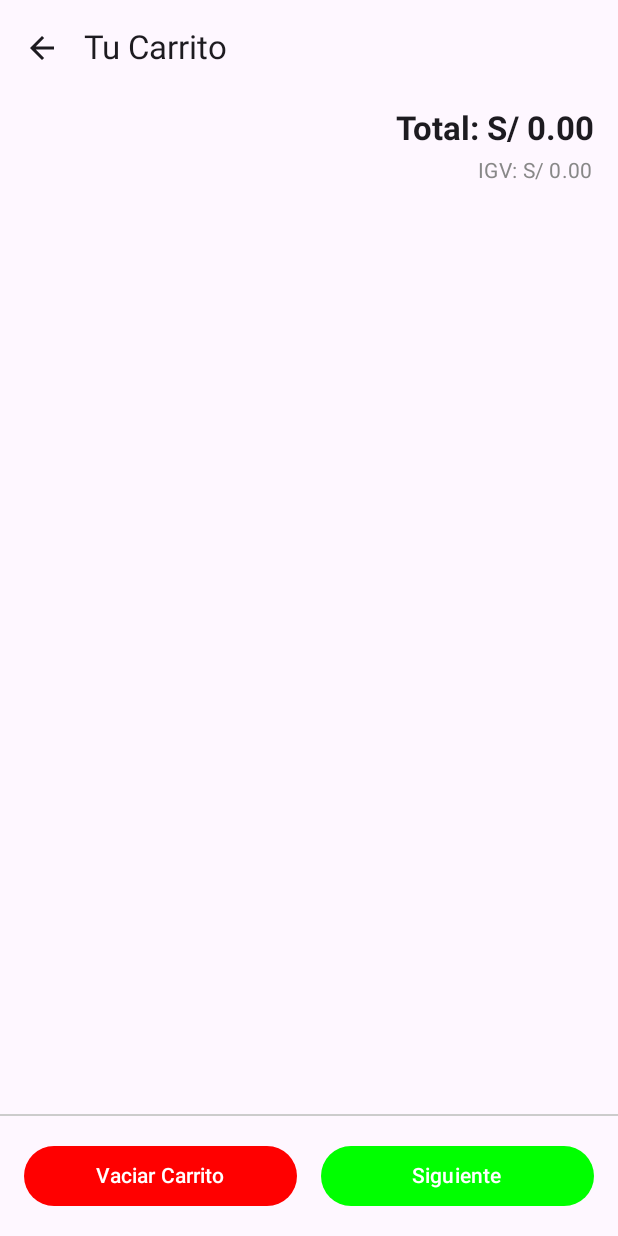
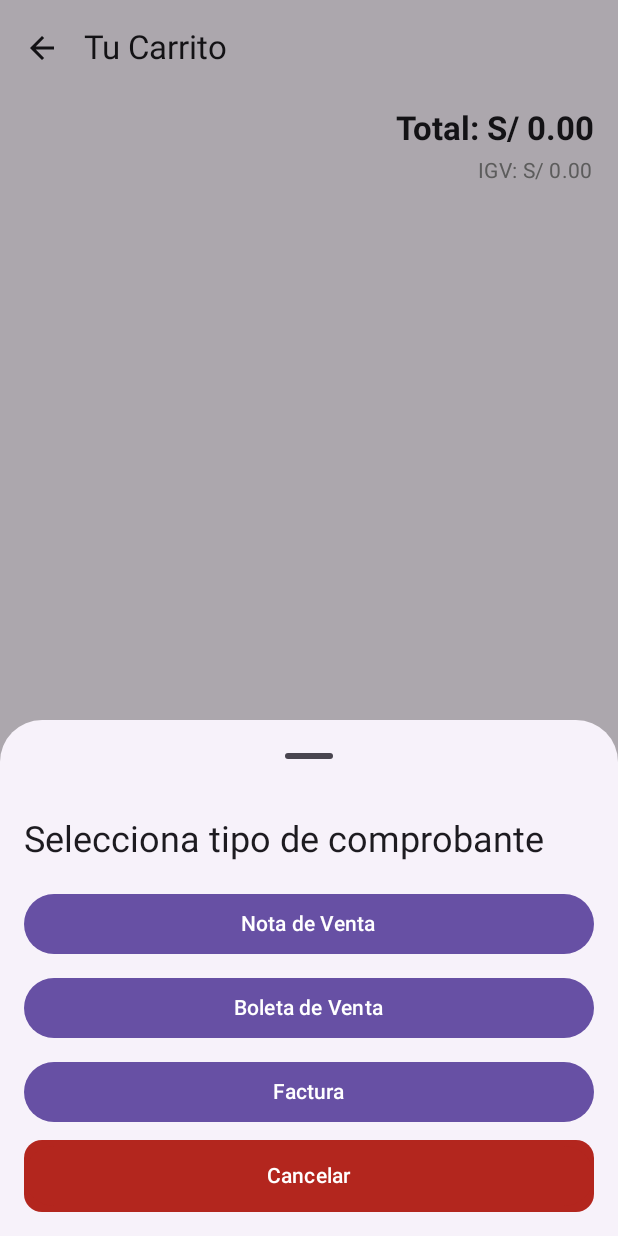
Before and after one commit to leutamo/laravel-pos-android, an Android app built with Jetpack Compose: the CartScreen screen opened through its navigation route, after a tap on "Siguiente", on a phone screen of 412 x 824 dp. Run offline under Robolectric (Android 15) with nearby library versions, the phone set to English and light mode, and no system bars; our stand-ins replace Dagger/Hilt's generated code; pictures from the network do not load.

Commit message:
Add new modal and new activity checkout

```diff
--- a/app/src/main/java/com/example/laravelpos/MainActivity.kt
+++ b/app/src/main/java/com/example/laravelpos/MainActivity.kt
@@ -11,6 +11,7 @@ import androidx.navigation.compose.NavHost
 import androidx.navigation.compose.composable
 import androidx.navigation.compose.rememberNavController
 import com.example.laravelpos.ui.theme.cart.CartScreen
+import com.example.laravelpos.ui.theme.checkout.CheckoutScreen
 import com.example.laravelpos.ui.theme.home.HomeScreen
 import com.example.laravelpos.ui.theme.login.LoginScreen
 import com.example.laravelpos.viewmodel.HomeViewModel
@@ -46,5 +47,8 @@ fun AppNavigation() {
         composable("cart") {
             CartScreen(navController, homeViewModel)
         }
+        composable("checkout") { backStackEntry ->
+            CheckoutScreen(navController, homeViewModel)
+        }
     }
 }
--- a/app/src/main/java/com/example/laravelpos/ui/theme/cart/CartScreen.kt
+++ b/app/src/main/java/com/example/laravelpos/ui/theme/cart/CartScreen.kt
@@ -27,10 +27,13 @@ import androidx.compose.material3.ExperimentalMaterial3Api
 import androidx.compose.material3.Icon
 import androidx.compose.material3.IconButton
 import androidx.compose.material3.MaterialTheme
+import androidx.compose.material3.ModalBottomSheet
 import androidx.compose.material3.Scaffold
 import androidx.compose.material3.Text
 import androidx.compose.material3.TopAppBar
+import androidx.compose.material3.rememberModalBottomSheetState
 import androidx.compose.runtime.Composable
+import androidx.compose.runtime.LaunchedEffect
 import androidx.compose.runtime.collectAsState
 import androidx.compose.runtime.getValue
 import androidx.compose.ui.Alignment
@@ -56,6 +59,9 @@ fun CartScreen(
     val cartItems by homeViewModel.cartItems.collectAsState()
     val totalAmount by homeViewModel.totalAmount.collectAsState()
     val igvAmount by homeViewModel.igvAmount.collectAsState()
+    // Modal values
+    val selectedReceiptType by homeViewModel.selectedReceiptType.collectAsState()
+    val showReceiptModal by homeViewModel.showReceiptModal.collectAsState()
     // --- LÍNEA DE DEPURACIÓN AÑADIDA ---
     Toast.makeText(context, "CartScreen: cartItems size is ${cartItems.size}", Toast.LENGTH_SHORT).show()
     // ---------------------------------
@@ -138,11 +144,71 @@ fun CartScreen(
                 }
                 Spacer(modifier = Modifier.width(16.dp))
                 Button(
-                    onClick = { /* TODO: Implementar lógica de siguiente */ },
+                    onClick = { homeViewModel.showReceiptModal() },
                     colors = ButtonDefaults.buttonColors(containerColor = Color.Green),
                     modifier = Modifier.weight(1f)
                 ) {
                     Text(text = "Siguiente", color = Color.White)
+                }
+            }
+        }
+
+        // Modal para seleccionar el tipo de comprobante
+        if (showReceiptModal) {
+            ModalBottomSheet(
+                onDismissRequest = { homeViewModel.hideReceiptModal() },
+                sheetState = rememberModalBottomSheetState(skipPartiallyExpanded = true)
+            ) {
+                Column(
+                    modifier = Modifier
+                        .fillMaxWidth()
+                        .padding(16.dp)
+                ) {
+                    Text(
+                        text = "Selecciona tipo de comprobante",
+                        style = MaterialTheme.typography.headlineSmall,
+                        modifier = Modifier.padding(bottom = 16.dp)
+                    )
+                    Button(
+                        onClick = { homeViewModel.selectReceiptType("Nota de Venta") },
+                        modifier = Modifier.fillMaxWidth()
+                    ) {
+                        Text("Nota de Venta")
+                    }
+                    Spacer(modifier = Modifier.height(8.dp))
+                    Button(
+                        onClick = { homeViewModel.selectReceiptType("Boleta de Venta") },
+                        modifier = Modifier.fillMaxWidth()
+                    ) {
+                        Text("Boleta de Venta")
+                    }
+                    Spacer(modifier = Modifier.height(8.dp))
+                    Button(
+                        onClick = { homeViewModel.selectReceiptType("Factura") },
+                        modifier = Modifier.fillMaxWidth()
+                    ) {
+                        Text("Factura")
+                    }
+                    Spacer(modifier = Modifier.height(8.dp))
+                    Button(
+                        onClick = { homeViewModel.hideReceiptModal() },
+                        modifier = Modifier
+                            .fillMaxWidth()
+                            .background(MaterialTheme.colorScheme.error, MaterialTheme.shapes.medium),
+                        colors = ButtonDefaults.buttonColors(containerColor = MaterialTheme.colorScheme.error)
+                    ) {
+                        Text("Cancelar", color = MaterialTheme.colorScheme.onError)
+                    }
+                }
+            }
+        }
+
+        // Navegación a Checkout tras seleccionar (evitar bucles)
+        LaunchedEffect(selectedReceiptType) {
+            if (selectedReceiptType != null && navController.currentBackStackEntry?.destination?.route != "checkout") {
+                navController.navigate("checkout") {
+                    launchSingleTop = true
+                    popUpTo("cart") { inclusive = false }
                 }
             }
         }
--- /dev/null
+++ b/app/src/main/java/com/example/laravelpos/ui/theme/checkout/CheckoutScreen.kt
@@ -0,0 +1,31 @@
+package com.example.laravelpos.ui.theme.checkout
+
+import androidx.compose.foundation.layout.Column
+import androidx.compose.foundation.layout.padding
+import androidx.compose.material3.Button
+import androidx.compose.material3.Text
+import androidx.compose.runtime.Composable
+import androidx.compose.runtime.collectAsState
+import androidx.compose.runtime.getValue
+import androidx.compose.ui.Modifier
+import androidx.compose.ui.unit.dp
+import androidx.hilt.navigation.compose.hiltViewModel
+import androidx.navigation.NavController
+import com.example.laravelpos.viewmodel.HomeViewModel
+
+@Composable
+fun CheckoutScreen(navController: NavController, homeViewModel: HomeViewModel) {
+    val selectedReceiptType by homeViewModel.selectedReceiptType.collectAsState()
+
+    Column(modifier = Modifier.padding(16.dp)) {
+        Text(text = "Checkout - Tipo de Comprobante: ${selectedReceiptType ?: "No seleccionado"}")
+        Button(
+            onClick = {
+                navController.popBackStack() // Retrocede a "cart"
+                homeViewModel.selectReceiptType(null)
+            }
+        ) {
+            Text("Volver")
+        }
+    }
+}
--- a/app/src/main/java/com/example/laravelpos/viewmodel/HomeViewModel.kt
+++ b/app/src/main/java/com/example/laravelpos/viewmodel/HomeViewModel.kt
@@ -36,6 +36,13 @@ class HomeViewModel @Inject constructor(
     // Mapa para almacenar la cantidad de cada producto en el carrito
     private val _itemQuantities = MutableStateFlow<Map<String, Int>>(emptyMap())
     val itemQuantities: StateFlow<Map<String, Int>> = _itemQuantities.asStateFlow()
+
+    // Para el modal de tipo de comprobante
+    private val _selectedReceiptType = MutableStateFlow<String?>(null)
+    val selectedReceiptType: StateFlow<String?> = _selectedReceiptType.asStateFlow()
+
+    private val _showReceiptModal = MutableStateFlow(false)
+    val showReceiptModal: StateFlow<Boolean> = _showReceiptModal.asStateFlow()
 
     val filteredProducts: StateFlow<List<Product>>
         get() = combine(_products, _searchQuery) { products, query ->
@@ -148,4 +155,20 @@ class HomeViewModel @Inject constructor(
         _cartItems.value = emptyList()
         _itemQuantities.value = emptyMap()
     }
+
+    /**
+     * Modal Tipo de comprobante
+     */
+    fun showReceiptModal() {
+        _showReceiptModal.value = true
+    }
+
+    fun hideReceiptModal() {
+        _showReceiptModal.value = false
+    }
+
+    fun selectReceiptType(type: String?) {
+        _selectedReceiptType.value = type
+        hideReceiptModal()
+    }
 }
```
